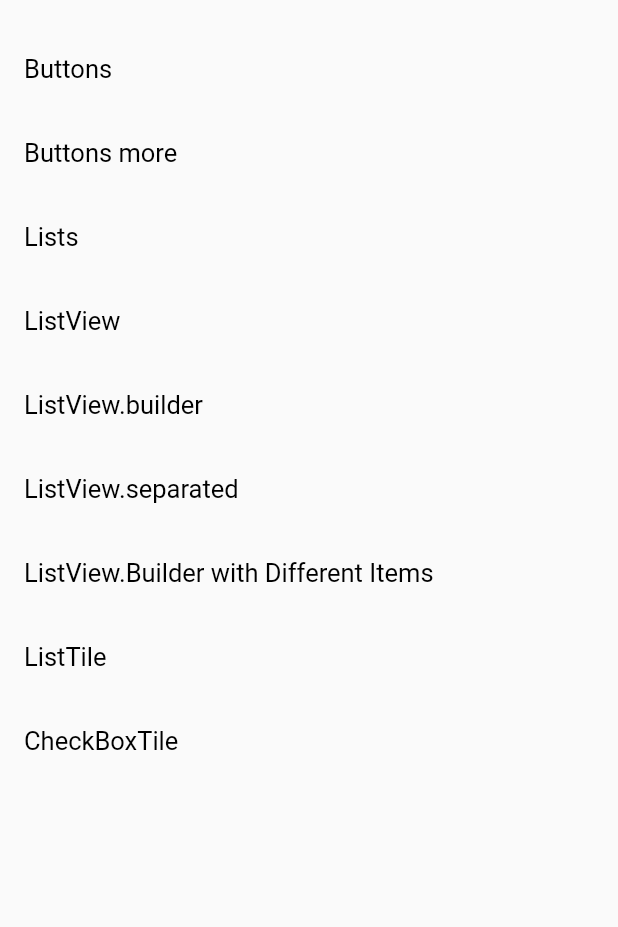
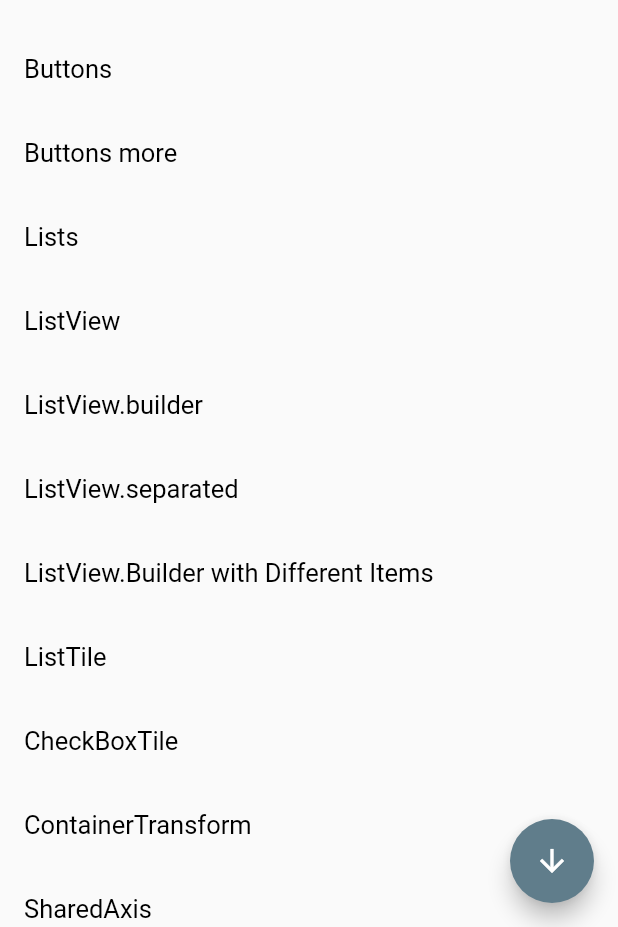
Before and after one commit to mike123789-dev/weekly_widgets, a Flutter app: the screen it shows after launch, on a phone screen of 412 x 824 dp, the part 309-1236 px from its top. Run offline on Flutter 3.47's test engine with Material 2 defaults, Android fonts, the phone set to English and light mode, and no system bars; our stand-ins replace webview_flutter; statements that could not run were skipped.

Commit message:
feat: add FAB for scroll to bottom of list

```diff
--- a/lib/home_list_view.dart
+++ b/lib/home_list_view.dart
@@ -1,20 +1,42 @@
 import 'package:flutter/material.dart';
 import 'package:weekly_widgets/deatil_view.dart';
 import 'package:weekly_widgets/my_widget.dart';
-import 'package:weekly_widgets/widgets/my_checkbox_list_tile.dart';
+import 'package:weekly_widgets/widgets/animations/my_animated_switcher.dart';
+import 'package:weekly_widgets/widgets/lists/my_checkbox_list_tile.dart';
+import 'package:weekly_widgets/widgets/animations/my_container_transform.dart';
+import 'package:weekly_widgets/widgets/animations/my_fade_through.dart';
 import 'package:weekly_widgets/widgets/my_first_buttons.dart';
-import 'package:weekly_widgets/widgets/my_list_tile.dart';
-import 'package:weekly_widgets/widgets/my_list_view.dart';
-import 'package:weekly_widgets/widgets/my_list_view_builder.dart';
-import 'package:weekly_widgets/widgets/my_list_view_with_different_items.dart';
-import 'package:weekly_widgets/widgets/my_lists.dart';
-import 'package:weekly_widgets/widgets/my_list_view_seperated.dart';
+import 'package:weekly_widgets/widgets/lists/my_list_tile.dart';
+import 'package:weekly_widgets/widgets/lists/my_list_view.dart';
+import 'package:weekly_widgets/widgets/lists/my_list_view_builder.dart';
+import 'package:weekly_widgets/widgets/lists/my_list_view_with_different_items.dart';
+import 'package:weekly_widgets/widgets/lists/my_lists.dart';
+import 'package:weekly_widgets/widgets/lists/my_list_view_seperated.dart';
 import 'package:weekly_widgets/widgets/my_padding.dart';
 import 'package:weekly_widgets/widgets/my_second_buttons.dart';
+import 'package:weekly_widgets/widgets/animations/my_shared_axis.dart';
 import 'package:weekly_widgets/widgets/my_slider.dart';
 import 'package:weekly_widgets/widgets/my_text_field.dart';
 
-class HomeListView extends StatelessWidget {
+class HomeListView extends StatefulWidget {
+  @override
+  _HomeListViewState createState() => _HomeListViewState();
+}
+
+class _HomeListViewState extends State<HomeListView> {
+  ScrollController _scrollController;
+  @override
+  void initState() {
+    super.initState();
+    _scrollController = ScrollController();
+  }
+
+  @override
+  void dispose() {
+    _scrollController.dispose();
+    super.dispose();
+  }
+
   final List<MyWidget> myWidgets = [
     MyWidget(
       widgetName: "TextField",
@@ -64,6 +86,22 @@ class HomeListView extends StatelessWidget {
       widgetName: "CheckBoxTile",
       widget: MyCheckBoxTile(),
     ),
+    MyWidget(
+      widgetName: "ContainerTransform",
+      widget: MyContainerTransform(),
+    ),
+    MyWidget(
+      widgetName: "SharedAxis",
+      widget: MySharedAxis(),
+    ),
+    MyWidget(
+      widgetName: "FadeThrough",
+      widget: MyFadeThrough(),
+    ),
+    MyWidget(
+      widgetName: "AnimatedSwitcher",
+      widget: MyAniamtedSwitcher(),
+    )
   ];
 
   void _pushDetailScreen(BuildContext context, int index) {
@@ -85,6 +123,7 @@ class HomeListView extends StatelessWidget {
       ),
       body: Center(
         child: ListView.builder(
+          controller: _scrollController,
           itemBuilder: (BuildContext context, int i) {
             return ListTile(
               title: Text(
@@ -99,6 +138,16 @@ class HomeListView extends StatelessWidget {
           itemCount: myWidgets.length,
         ),
       ),
+      floatingActionButton: FloatingActionButton(
+        onPressed: () {
+          _scrollController.animateTo(
+            _scrollController.position.maxScrollExtent,
+            duration: Duration(seconds: 1),
+            curve: Curves.fastOutSlowIn,
+          );
+        },
+        child: Icon(Icons.arrow_downward),
+      ),
     );
   }
 }
```
